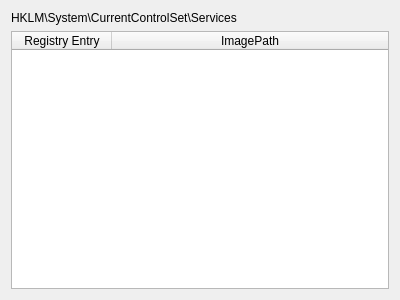
Before: the Qt Designer form UI/DriverView/DriverView.ui in nickchen120235/AutoRunViewer, drawn with Qt 5.
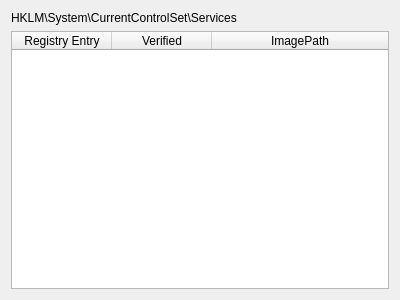
After: the same form once the commit is applied.

Patch:
```diff
--- a/UI/DriverView/DriverView.ui
+++ b/UI/DriverView/DriverView.ui
@@ -31,6 +31,11 @@
        <string>Registry Entry</string>
       </property>
      </column>
+     <column>
+      <property name="text">
+       <string>Verified</string>
+      </property>
+     </column>
      <column>
       <property name="text">
        <string>ImagePath</string>
```
